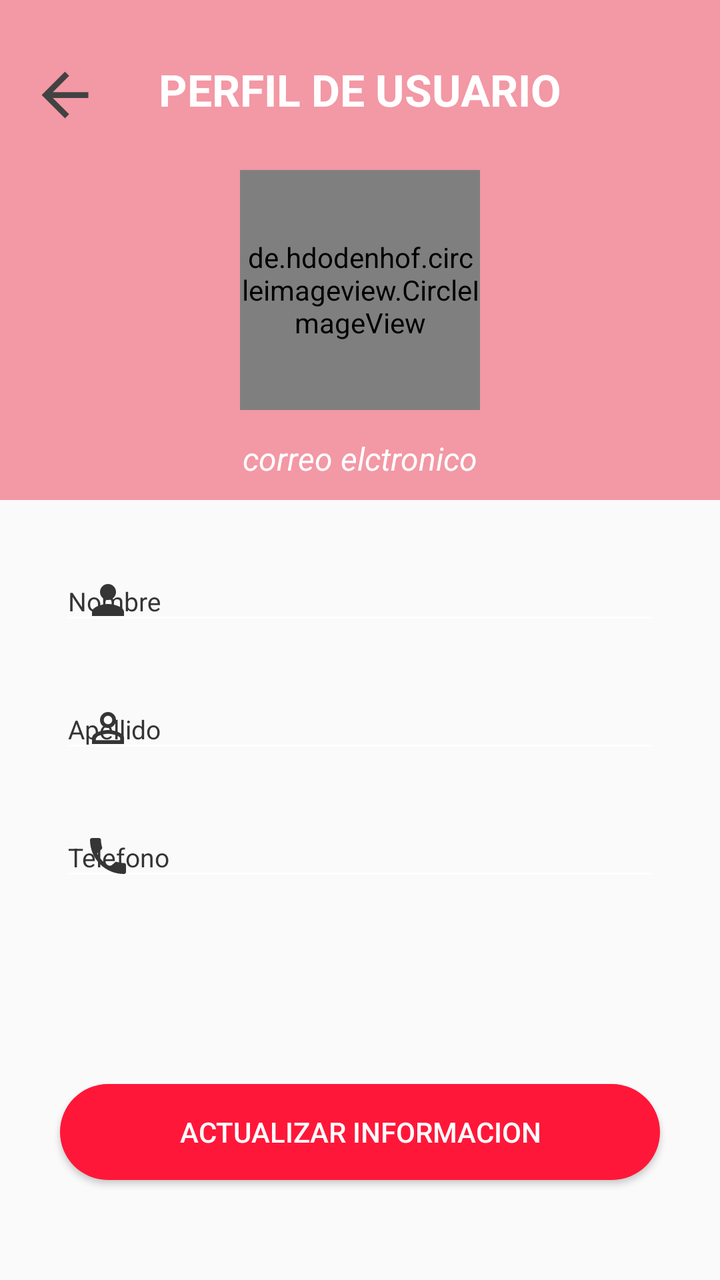
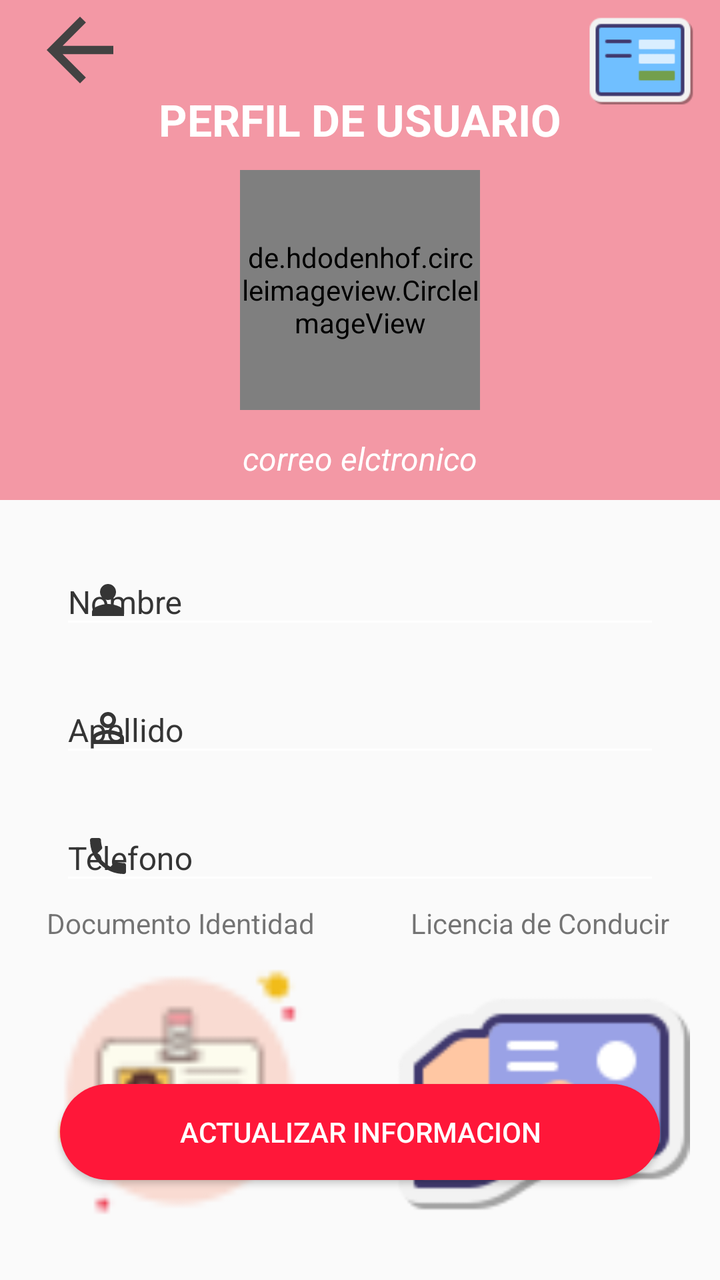

Before-and-after screenshots of an Android layout around one commit, followed by the original layout XML and the change that was made.
<!-- AndroidManifest.xml: application theme Theme.ToonsConductor -->
<!-- res/layout/activity_profile.xml -->
<?xml version="1.0" encoding="utf-8"?>
<androidx.coordinatorlayout.widget.CoordinatorLayout xmlns:android="http://schemas.android.com/apk/res/android"
    xmlns:app="http://schemas.android.com/apk/res-auto"
    xmlns:tools="http://schemas.android.com/tools"
    android:layout_width="match_parent"
    android:layout_height="match_parent"
    tools:context=".activitys.profileActivity.ProfileActivity">

    <FrameLayout
        android:layout_width="match_parent"
        android:layout_height="250dp">

        <View
            android:layout_width="match_parent"
            android:layout_height="match_parent"
            android:background="@color/red_claro" />

        <TextView
            android:layout_width="match_parent"
            android:layout_height="wrap_content"
            android:text="PERFIL DE USUARIO"
            android:textAlignment="center"
            android:textColor="@color/white"
            android:textStyle="bold"
            android:textSize="22sp"
            android:layout_marginTop="30dp"/>

        <ImageView
            android:id="@+id/imageViewBack"
            android:layout_width="35dp"
            android:layout_height="35dp"
            android:src="@drawable/ic_back"
            android:layout_marginTop="30dp"
            android:layout_marginLeft="15dp"/>


        <de.hdodenhof.circleimageview.CircleImageView
            android:id="@+id/circleImageProfile"
            android:layout_width="120dp"
            android:layout_height="120dp"
            android:src="@drawable/ic_pesona_blanco"
            app:civ_border_width="3dp"
            app:civ_border_color="@color/white"
            android:layout_gravity="bottom|center"
            android:layout_marginBottom="45dp"/>


        <TextView
            android:id="@+id/textViewEmail"
            android:layout_width="match_parent"
            android:layout_height="wrap_content"
            android:text="correo elctronico"
            android:textColor="@color/white"
            android:layout_gravity="bottom"
            android:gravity="center"
            android:textStyle="italic"
            android:textSize="16sp"
            android:layout_marginTop="30dp"
            android:layout_marginBottom="10dp"/>

    </FrameLayout>

    <LinearLayout
        android:layout_width="match_parent"
        android:layout_height="match_parent"
        android:orientation="vertical"
        android:layout_marginTop="250dp"
        app:layout_behavior="@string/appbar_scrolling_view_behavior">


        <com.google.android.material.textfield.TextInputLayout
            android:layout_width="match_parent"
            android:layout_height="wrap_content"
            android:layout_marginLeft="30dp"
            android:layout_marginRight="30dp"
            android:layout_marginTop="15dp"
            style="@style/EditTextGrey"
            app:hintTextColor="@color/grey_dark"
            app:startIconDrawable="@drawable/ic_persona_blanco24"
            app:startIconTint="@color/grey_dark">

            <com.google.android.material.textfield.TextInputEditText
                android:id="@+id/textFieldName"
                android:layout_width="match_parent"
                android:layout_height="wrap_content"
                android:hint="Nombre"
                android:textColorHint="@color/grey_dark"
                android:inputType="text"
                android:textSize="13sp"
                android:textColor="@color/grey_dark" />

        </com.google.android.material.textfield.TextInputLayout>


        <com.google.android.material.textfield.TextInputLayout
            android:layout_width="match_parent"
            android:layout_height="wrap_content"
            android:layout_marginLeft="30dp"
            android:layout_marginRight="30dp"
            android:layout_marginTop="5dp"
            style="@style/EditTextGrey"
            app:hintTextColor="@color/grey_dark"
            app:startIconDrawable="@drawable/ic_persona2_blanco24"
            app:startIconTint="@color/grey_dark">

            <com.google.android.material.textfield.TextInputEditText
                android:id="@+id/textFieldLastname"
                android:layout_width="match_parent"
                android:layout_height="wrap_content"
                android:hint="Apellido"
                android:textColorHint="@color/grey_dark"
                android:inputType="text"
                android:textSize="13sp"
                android:textColor="@color/grey_dark"
                />

        </com.google.android.material.textfield.TextInputLayout>

        <com.google.android.material.textfield.TextInputLayout
            android:layout_width="match_parent"
            android:layout_height="wrap_content"
            android:layout_marginLeft="30dp"
            android:layout_marginRight="30dp"
            android:layout_marginTop="5dp"
            style="@style/EditTextGrey"
            app:hintTextColor="@color/grey_dark"
            app:startIconDrawable="@drawable/ic_telefono_blanco24"
            app:startIconTint="@color/grey_dark">

            <com.google.android.material.textfield.TextInputEditText
                android:id="@+id/textFieldPhone"
                android:layout_width="match_parent"
                android:layout_height="wrap_content"
                android:hint="Telefono"
                android:textColorHint="@color/grey_dark"
                android:inputType="phone"
                android:textSize="13sp"
                android:textColor="@color/grey_dark" />

        </com.google.android.material.textfield.TextInputLayout>


    </LinearLayout>


    <Button
        android:id="@+id/btnUpdate"
        android:layout_width="match_parent"
        android:layout_height="wrap_content"
        android:layout_marginRight="30dp"
        android:layout_marginLeft="30dp"
        android:text="ACTUALIZAR INFORMACION"
        android:layout_marginBottom="50dp"
        android:layout_gravity="bottom"
        android:background="@drawable/rounded_button"
        android:textColor="@color/white"
        />

</androidx.coordinatorlayout.widget.CoordinatorLayout>
<!-- resources referenced by this layout -->
<resources>
  <color name="grey_dark">#353535</color>
  <color name="red_claro">#F398A5</color>
  <color name="white">#FFFFFFFF</color>
  <!-- drawable ic_back (drawable) -->
  <vector android:autoMirrored="true" android:height="50dp"
      android:tint="#424242" android:viewportHeight="24"
      android:viewportWidth="24" android:width="50dp" xmlns:android="http://schemas.android.com/apk/res/android">
      <path android:fillColor="@android:color/white" android:pathData="M20,11H7.83l5.59,-5.59L12,4l-8,8 8,8 1.41,-1.41L7.83,13H20v-2z"/>
  </vector>
  <!-- drawable ic_persona2_blanco24 (drawable) -->
  <vector android:height="24dp" android:tint="#FFFFFF"
      android:viewportHeight="24" android:viewportWidth="24"
      android:width="24dp" xmlns:android="http://schemas.android.com/apk/res/android">
      <path android:fillColor="@android:color/white" android:pathData="M12,5.9c1.16,0 2.1,0.94 2.1,2.1s-0.94,2.1 -2.1,2.1S9.9,9.16 9.9,8s0.94,-2.1 2.1,-2.1m0,9c2.97,0 6.1,1.46 6.1,2.1v1.1L5.9,18.1L5.9,17c0,-0.64 3.13,-2.1 6.1,-2.1M12,4C9.79,4 8,5.79 8,8s1.79,4 4,4 4,-1.79 4,-4 -1.79,-4 -4,-4zM12,13c-2.67,0 -8,1.34 -8,4v3h16v-3c0,-2.66 -5.33,-4 -8,-4z"/>
  </vector>
  <!-- drawable ic_persona_blanco24 (drawable) -->
  <vector android:height="24dp" android:tint="#FFFFFF"
      android:viewportHeight="24" android:viewportWidth="24"
      android:width="24dp" xmlns:android="http://schemas.android.com/apk/res/android">
      <path android:fillColor="@android:color/white" android:pathData="M12,12c2.21,0 4,-1.79 4,-4s-1.79,-4 -4,-4 -4,1.79 -4,4 1.79,4 4,4zM12,14c-2.67,0 -8,1.34 -8,4v2h16v-2c0,-2.66 -5.33,-4 -8,-4z"/>
  </vector>
  <!-- drawable ic_pesona_blanco (drawable) -->
  <vector android:height="300dp" android:tint="#FFFFFF"
      android:viewportHeight="24" android:viewportWidth="24"
      android:width="300dp" xmlns:android="http://schemas.android.com/apk/res/android">
      <path android:fillColor="@android:color/white" android:pathData="M12,12c2.21,0 4,-1.79 4,-4s-1.79,-4 -4,-4 -4,1.79 -4,4 1.79,4 4,4zM12,14c-2.67,0 -8,1.34 -8,4v2h16v-2c0,-2.66 -5.33,-4 -8,-4z"/>
  </vector>
  <!-- drawable rounded_button (drawable) -->
  <?xml version="1.0" encoding="utf-8"?>
  <shape
      xmlns:android="http://schemas.android.com/apk/res/android">
  
      <corners android:radius="50dp" />
      <solid android:color="@color/red" />
  
  </shape>
  <style name="EditTextGrey" parent="TextAppearance.AppCompat">
          <item name="colorControlNormal">@color/grey_dark</item>
          <item name="colorControlActivated">@color/grey_dark</item>
          <item name="colorControlHighlight">@color/grey_dark</item>
          <item name="android:textColorHint">@color/grey_dark</item>
          <item name="colorAccent">@color/grey_dark</item>
          <item name="android:textColorPrimary">@color/grey_dark</item>
          <item name="colorSecondary">@color/grey_dark</item>
          <item name="colorOnPrimary">@color/grey_dark</item>
      </style>
  <style name="Theme.ToonsConductor" parent="Base.Theme.ToonsConductor" />
  <color name="red">#FF1739</color>
  <color name="rojo">#EEF13737</color>
  <color name="black">#FF000000</color>
  <!-- unchanged entries left out for length: 2 -->
</resources>

<!-- the commit's change to res/layout/activity_profile.xml (unified diff, before → after) -->
@@ -23,15 +23,30 @@
             android:textColor="@color/white"
             android:textStyle="bold"
             android:textSize="22sp"
-            android:layout_marginTop="30dp"/>
+            android:layout_marginTop="45dp"/>
 
         <ImageView
             android:id="@+id/imageViewBack"
-            android:layout_width="35dp"
-            android:layout_height="35dp"
+            android:layout_width="50dp"
+            android:layout_height="50dp"
             android:src="@drawable/ic_back"
-            android:layout_marginTop="30dp"
+
             android:layout_marginLeft="15dp"/>
+
+        <LinearLayout
+            android:layout_width="wrap_content"
+            android:layout_height="wrap_content"
+            android:layout_gravity="end"
+            android:layout_marginEnd="10dp"
+            android:orientation="horizontal">
+
+            <ImageView
+                android:id="@+id/image_estado"
+                android:layout_width="60dp"
+                android:layout_height="60dp"
+                android:src="@drawable/ic_valida_datos" />
+        </LinearLayout>
+
 
 
         <de.hdodenhof.circleimageview.CircleImageView
@@ -85,8 +100,8 @@
                 android:layout_height="wrap_content"
                 android:hint="Nombre"
                 android:textColorHint="@color/grey_dark"
-                android:inputType="text"
-                android:textSize="13sp"
+                android:inputType="textCapWords"
+                android:textSize="16sp"
                 android:textColor="@color/grey_dark" />
 
         </com.google.android.material.textfield.TextInputLayout>
@@ -109,8 +124,8 @@
                 android:layout_height="wrap_content"
                 android:hint="Apellido"
                 android:textColorHint="@color/grey_dark"
-                android:inputType="text"
-                android:textSize="13sp"
+                android:inputType="textCapWords"
+                android:textSize="16sp"
                 android:textColor="@color/grey_dark"
                 />
 
@@ -134,11 +149,63 @@
                 android:hint="Telefono"
                 android:textColorHint="@color/grey_dark"
                 android:inputType="phone"
-                android:textSize="13sp"
+                android:textSize="16sp"
                 android:textColor="@color/grey_dark" />
 
         </com.google.android.material.textfield.TextInputLayout>
 
+
+
+        <LinearLayout
+            android:layout_width="match_parent"
+            android:layout_height="match_parent"
+            android:orientation="horizontal">
+
+            <LinearLayout
+                android:layout_width="wrap_content"
+                android:layout_height="wrap_content"
+                android:layout_weight="1"
+                android:orientation="vertical">
+
+                <TextView
+                    android:id="@+id/textView"
+                    android:gravity="center"
+                    android:layout_width="match_parent"
+                    android:layout_height="wrap_content"
+                    android:text="@string/documentoIdentidad" />
+
+                <ImageView
+                    android:layout_gravity="center"
+                    android:id="@+id/imageView"
+                    android:layout_width="150dp"
+                    android:layout_height="150dp"
+                    app:srcCompat="@drawable/ic_documento" />
+            </LinearLayout>
+
+            <LinearLayout
+                android:layout_width="wrap_content"
+                android:layout_height="wrap_content"
+                android:layout_weight="1"
+                android:orientation="vertical">
+
+                <TextView
+                    android:layout_gravity="center"
+                    android:gravity="center"
+                    android:id="@+id/textView2"
+                    android:layout_width="match_parent"
+                    android:layout_height="wrap_content"
+                    android:text="@string/licencia" />
+
+                <ImageView
+                    android:id="@+id/imageView2"
+                    android:layout_gravity="center"
+                    android:layout_width="150dp"
+                    android:layout_height="150dp"
+                    app:srcCompat="@drawable/ic_licencia" />
+            </LinearLayout>
+
+
+        </LinearLayout>
 
     </LinearLayout>
 
@@ -156,4 +223,5 @@
         android:textColor="@color/white"
         />
 
+
 </androidx.coordinatorlayout.widget.CoordinatorLayout>
<!-- resource entries referenced after the edit -->
@@ -9,6 +9,8 @@
       android:viewportWidth="24" android:width="50dp" xmlns:android="http://schemas.android.com/apk/res/android">
       <path android:fillColor="@android:color/white" android:pathData="M20,11H7.83l5.59,-5.59L12,4l-8,8 8,8 1.41,-1.41L7.83,13H20v-2z"/>
   </vector>
+  <!-- drawable ic_documento: png bitmap (drawable, 1780 bytes) -->
+  <!-- drawable ic_licencia: png bitmap (drawable, 2624 bytes) -->
   <!-- drawable ic_persona2_blanco24 (drawable) -->
   <vector android:height="24dp" android:tint="#FFFFFF"
       android:viewportHeight="24" android:viewportWidth="24"
@@ -27,6 +29,7 @@
       android:width="300dp" xmlns:android="http://schemas.android.com/apk/res/android">
       <path android:fillColor="@android:color/white" android:pathData="M12,12c2.21,0 4,-1.79 4,-4s-1.79,-4 -4,-4 -4,1.79 -4,4 1.79,4 4,4zM12,14c-2.67,0 -8,1.34 -8,4v2h16v-2c0,-2.66 -5.33,-4 -8,-4z"/>
   </vector>
+  <!-- drawable ic_valida_datos: png bitmap (drawable, 1116 bytes) -->
   <!-- drawable rounded_button (drawable) -->
   <?xml version="1.0" encoding="utf-8"?>
   <shape
@@ -36,6 +39,8 @@
       <solid android:color="@color/red" />
   
   </shape>
+  <string name="documentoIdentidad">Documento Identidad</string>
+  <string name="licencia">Licencia de Conducir</string>
   <style name="EditTextGrey" parent="TextAppearance.AppCompat">
           <item name="colorControlNormal">@color/grey_dark</item>
           <item name="colorControlActivated">@color/grey_dark</item>
